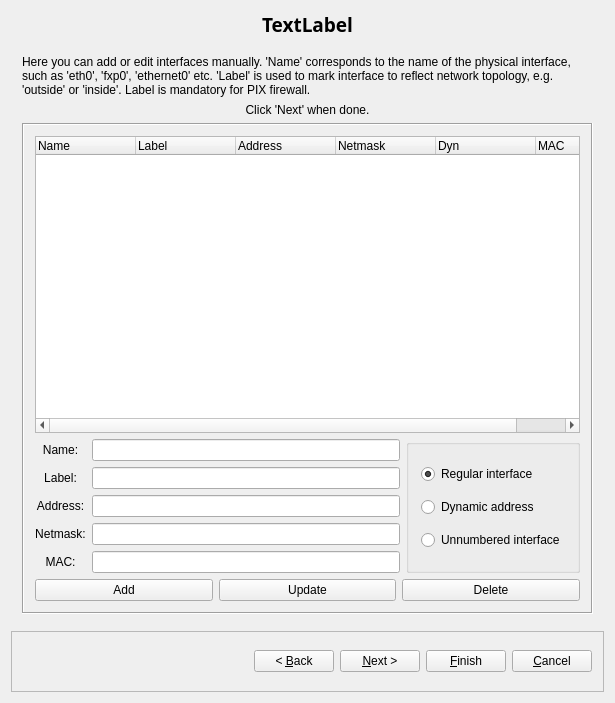
The window that src/gui/newfirewalldialog_q.ui (fwbuilder/fwbuilder) describes before a commit, drawn with Qt 5.
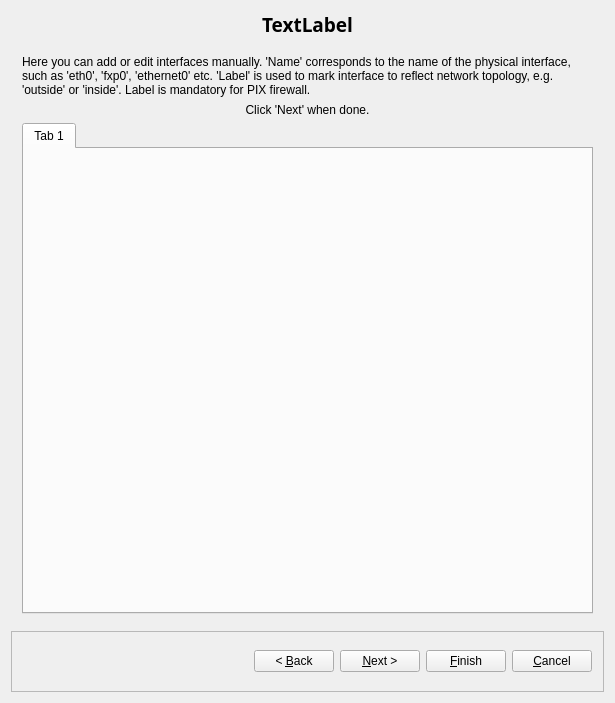
The same window after the commit. The open tabs and pages were chosen to show the change. Icons and pictures are not drawn. Custom widgets are drawn as their Qt base class.

Commit message: Interface editor on manual firewall creation is now working

What changed in the file:
```diff
--- a/src/gui/newfirewalldialog_q.ui
+++ b/src/gui/newfirewalldialog_q.ui
@@ -390,321 +390,15 @@
         </widget>
        </item>
        <item>
-        <widget class="QFrame" name="frame149">
-         <property name="sizePolicy">
-          <sizepolicy hsizetype="Preferred" vsizetype="Expanding">
-           <horstretch>0</horstretch>
-           <verstretch>0</verstretch>
-          </sizepolicy>
+        <widget class="InterfacesTabWidget" name="interfaceEditor1">
+         <property name="currentIndex">
+          <number>0</number>
          </property>
-         <property name="frameShape">
-          <enum>QFrame::Box</enum>
-         </property>
-         <property name="frameShadow">
-          <enum>QFrame::Sunken</enum>
-         </property>
-         <layout class="QGridLayout" name="gridLayout_3">
-          <item row="0" column="0" colspan="3">
-           <widget class="QTreeWidget" name="iface_list">
-            <property name="minimumSize">
-             <size>
-              <width>0</width>
-              <height>82</height>
-             </size>
-            </property>
-            <column>
-             <property name="text">
-              <string>Name</string>
-             </property>
-            </column>
-            <column>
-             <property name="text">
-              <string>Label</string>
-             </property>
-            </column>
-            <column>
-             <property name="text">
-              <string>Address</string>
-             </property>
-            </column>
-            <column>
-             <property name="text">
-              <string>Netmask</string>
-             </property>
-            </column>
-            <column>
-             <property name="text">
-              <string>Dyn</string>
-             </property>
-            </column>
-            <column>
-             <property name="text">
-              <string>MAC</string>
-             </property>
-            </column>
-           </widget>
-          </item>
-          <item row="1" column="0">
-           <widget class="QLabel" name="label633">
-            <property name="text">
-             <string>Name:</string>
-            </property>
-            <property name="alignment">
-             <set>Qt::AlignCenter</set>
-            </property>
-            <property name="wordWrap">
-             <bool>false</bool>
-            </property>
-           </widget>
-          </item>
-          <item row="1" column="1">
-           <widget class="QLineEdit" name="iface_name">
-            <property name="sizePolicy">
-             <sizepolicy hsizetype="Expanding" vsizetype="Fixed">
-              <horstretch>0</horstretch>
-              <verstretch>0</verstretch>
-             </sizepolicy>
-            </property>
-            <property name="minimumSize">
-             <size>
-              <width>100</width>
-              <height>0</height>
-             </size>
-            </property>
-            <property name="maximumSize">
-             <size>
-              <width>32767</width>
-              <height>32767</height>
-             </size>
-            </property>
-           </widget>
-          </item>
-          <item row="1" column="2" rowspan="5">
-           <widget class="QGroupBox" name="buttonGroup4">
-            <property name="title">
-             <string/>
-            </property>
-            <layout class="QGridLayout">
-             <property name="horizontalSpacing">
-              <number>0</number>
-             </property>
-             <property name="verticalSpacing">
-              <number>-1</number>
-             </property>
-             <property name="margin">
-              <number>12</number>
-             </property>
-             <item row="2" column="0">
-              <widget class="QRadioButton" name="iface_unnum">
-               <property name="text">
-                <string>Unnumbered interface</string>
-               </property>
-              </widget>
-             </item>
-             <item row="1" column="0">
-              <widget class="QRadioButton" name="iface_dyn">
-               <property name="text">
-                <string>Dynamic address</string>
-               </property>
-              </widget>
-             </item>
-             <item row="0" column="0">
-              <widget class="QRadioButton" name="iface_reg">
-               <property name="text">
-                <string>Regular interface</string>
-               </property>
-               <property name="checked">
-                <bool>true</bool>
-               </property>
-              </widget>
-             </item>
-            </layout>
-           </widget>
-          </item>
-          <item row="2" column="0">
-           <widget class="QLabel" name="label659">
-            <property name="text">
-             <string>Label:</string>
-            </property>
-            <property name="alignment">
-             <set>Qt::AlignCenter</set>
-            </property>
-            <property name="wordWrap">
-             <bool>false</bool>
-            </property>
-           </widget>
-          </item>
-          <item row="2" column="1">
-           <widget class="QLineEdit" name="iface_label">
-            <property name="sizePolicy">
-             <sizepolicy hsizetype="Expanding" vsizetype="Fixed">
-              <horstretch>0</horstretch>
-              <verstretch>0</verstretch>
-             </sizepolicy>
-            </property>
-            <property name="minimumSize">
-             <size>
-              <width>100</width>
-              <height>0</height>
-             </size>
-            </property>
-            <property name="maximumSize">
-             <size>
-              <width>32767</width>
-              <height>32767</height>
-             </size>
-            </property>
-           </widget>
-          </item>
-          <item row="3" column="0">
-           <widget class="QLabel" name="label634">
-            <property name="text">
-             <string>Address:</string>
-            </property>
-            <property name="alignment">
-             <set>Qt::AlignCenter</set>
-            </property>
-            <property name="wordWrap">
-             <bool>false</bool>
-            </property>
-           </widget>
-          </item>
-          <item row="3" column="1">
-           <widget class="QLineEdit" name="iface_addr">
-            <property name="sizePolicy">
-             <sizepolicy hsizetype="Expanding" vsizetype="Fixed">
-              <horstretch>0</horstretch>
-              <verstretch>0</verstretch>
-             </sizepolicy>
-            </property>
-            <property name="minimumSize">
-             <size>
-              <width>100</width>
-              <height>0</height>
-             </size>
-            </property>
-            <property name="maximumSize">
-             <size>
-              <width>32767</width>
-              <height>32767</height>
-             </size>
-            </property>
-           </widget>
-          </item>
-          <item row="4" column="0">
-           <widget class="QLabel" name="label635">
-            <property name="text">
-             <string>Netmask:</string>
-            </property>
-            <property name="alignment">
-             <set>Qt::AlignCenter</set>
-            </property>
-            <property name="wordWrap">
-             <bool>false</bool>
-            </property>
-           </widget>
-          </item>
-          <item row="4" column="1">
-           <widget class="QLineEdit" name="iface_netmask">
-            <property name="sizePolicy">
-             <sizepolicy hsizetype="Expanding" vsizetype="Fixed">
-              <horstretch>0</horstretch>
-              <verstretch>0</verstretch>
-             </sizepolicy>
-            </property>
-            <property name="minimumSize">
-             <size>
-              <width>100</width>
-              <height>0</height>
-             </size>
-            </property>
-            <property name="maximumSize">
-             <size>
-              <width>32767</width>
-              <height>32767</height>
-             </size>
-            </property>
-           </widget>
-          </item>
-          <item row="5" column="0">
-           <widget class="QLabel" name="label636">
-            <property name="text">
-             <string>MAC:</string>
-            </property>
-            <property name="alignment">
-             <set>Qt::AlignCenter</set>
-            </property>
-            <property name="wordWrap">
-             <bool>false</bool>
-            </property>
-           </widget>
-          </item>
-          <item row="5" column="1">
-           <widget class="QLineEdit" name="iface_physaddr">
-            <property name="sizePolicy">
-             <sizepolicy hsizetype="Expanding" vsizetype="Fixed">
-              <horstretch>0</horstretch>
-              <verstretch>0</verstretch>
-             </sizepolicy>
-            </property>
-            <property name="minimumSize">
-             <size>
-              <width>100</width>
-              <height>0</height>
-             </size>
-            </property>
-            <property name="maximumSize">
-             <size>
-              <width>32767</width>
-              <height>32767</height>
-             </size>
-            </property>
-           </widget>
-          </item>
-          <item row="6" column="0" colspan="3">
-           <layout class="QHBoxLayout" name="horizontalLayout">
-            <item>
-             <widget class="QPushButton" name="addBtn">
-              <property name="sizePolicy">
-               <sizepolicy hsizetype="Minimum" vsizetype="Fixed">
-                <horstretch>0</horstretch>
-                <verstretch>0</verstretch>
-               </sizepolicy>
-              </property>
-              <property name="text">
-               <string>Add</string>
-              </property>
-             </widget>
-            </item>
-            <item>
-             <widget class="QPushButton" name="updBtn">
-              <property name="sizePolicy">
-               <sizepolicy hsizetype="Minimum" vsizetype="Fixed">
-                <horstretch>0</horstretch>
-                <verstretch>0</verstretch>
-               </sizepolicy>
-              </property>
-              <property name="text">
-               <string>Update</string>
-              </property>
-             </widget>
-            </item>
-            <item>
-             <widget class="QPushButton" name="delBtn">
-              <property name="sizePolicy">
-               <sizepolicy hsizetype="Minimum" vsizetype="Fixed">
-                <horstretch>0</horstretch>
-                <verstretch>0</verstretch>
-               </sizepolicy>
-              </property>
-              <property name="text">
-               <string>Delete</string>
-              </property>
-             </widget>
-            </item>
-           </layout>
-          </item>
-         </layout>
+         <widget class="QWidget" name="tab_2">
+          <attribute name="title">
+           <string>Tab 1</string>
+          </attribute>
+         </widget>
         </widget>
        </item>
       </layout>
```
Left out of the diff: 148 changed lines with no effect on the pictures. The commit also changes 6 other files.
